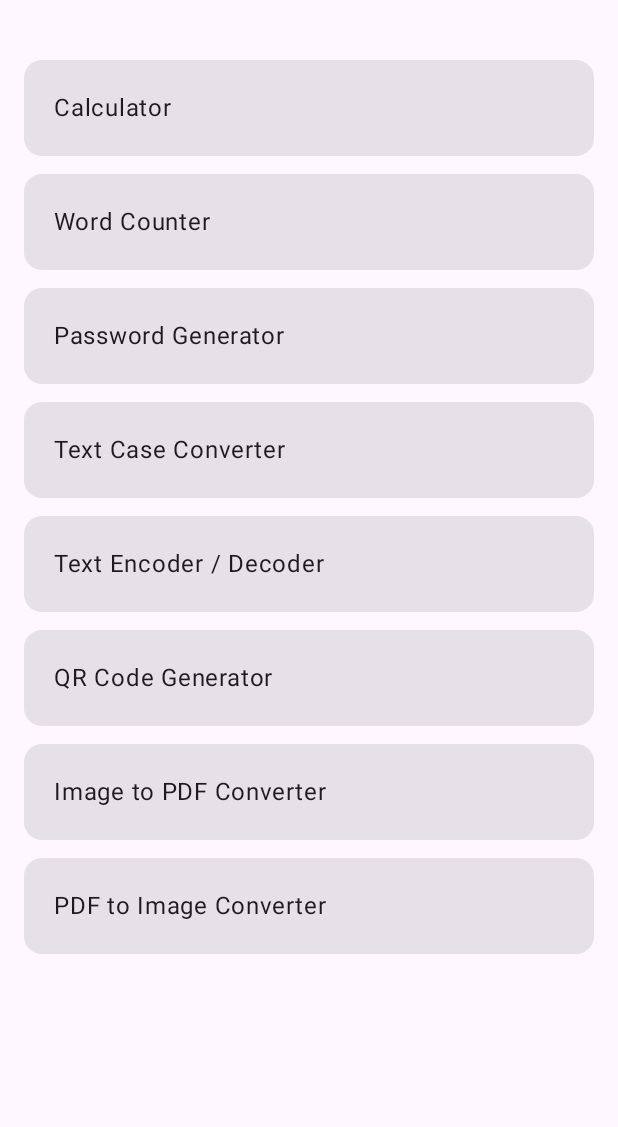
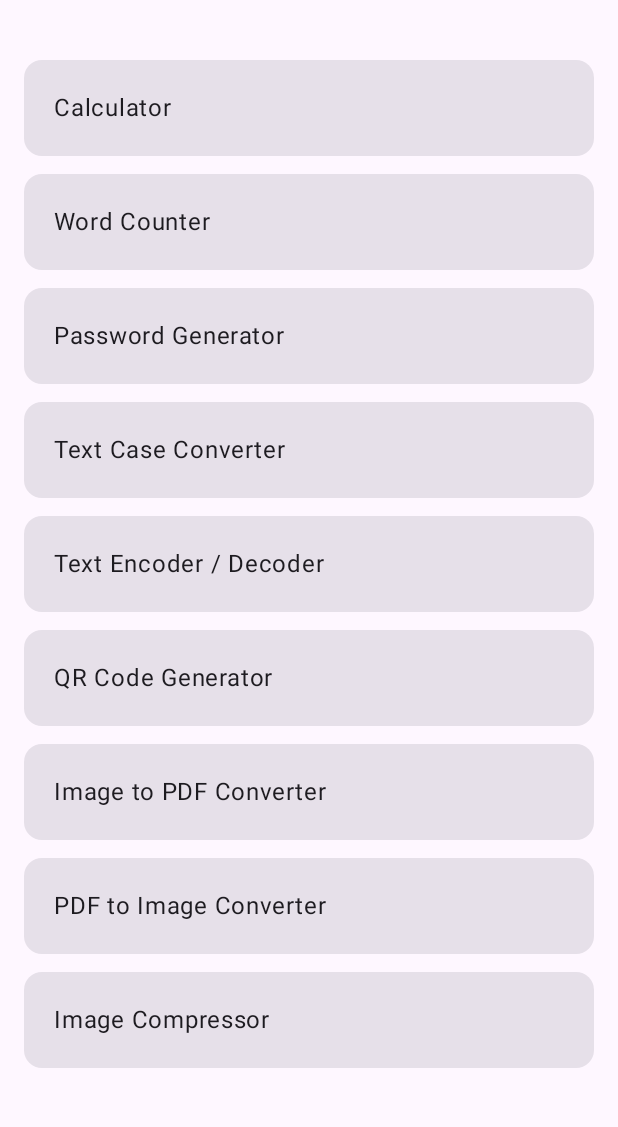
Before and after one commit to kunjamharish43-png/KaamigoX, an Android app built with Jetpack Compose: the screen it shows after launch (MainActivity), on a phone screen of 412 x 824 dp, the part 69-1196 px from its top. Run offline under Robolectric (Android 15) with nearby library versions, the phone set to English and light mode, and no system bars.

Commit message:
Add Image Compressor tool to MainActivity

```diff
--- a/app/src/main/java/com/kaamigox/app/MainActivity.kt
+++ b/app/src/main/java/com/kaamigox/app/MainActivity.kt
@@ -43,7 +43,8 @@ fun KaamigoApp() {
         "Text Encoder / Decoder",
         "QR Code Generator",
         "Image to PDF Converter",
-        "PDF to Image Converter"
+        "PDF to Image Converter",
+        "Image Compressor"
     )
 
     Scaffold(
@@ -84,6 +85,7 @@ fun KaamigoApp() {
                 "QR Code Generator" -> QRCodeGeneratorTool()
                 "Image to PDF Converter" -> ImageToPdfTool()
                 "PDF to Image Converter" -> PdfToImageTool()
+                "Image Compressor" -> ImageCompressorTool()
 
                 else -> {
                     LazyColumn(
```
